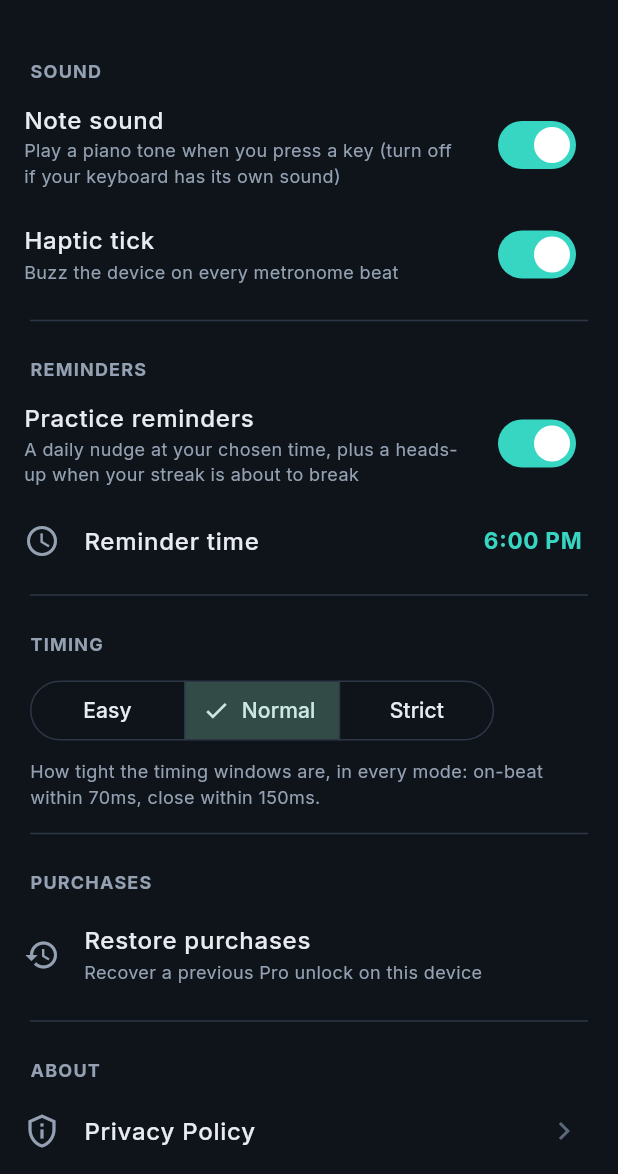
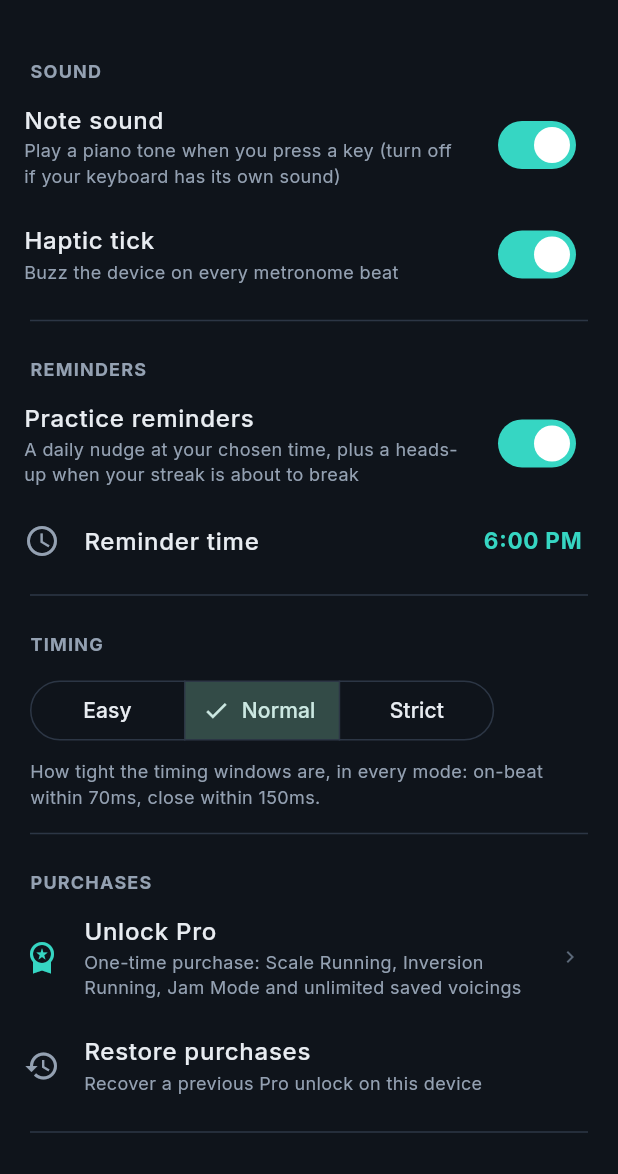
Before and after one commit to channingchea/scale-runner, a Flutter app: the SettingsScreen screen opened directly, after a tap on "Practice reminders", on a phone screen of 412 x 824 dp, the part 62-1236 px from its top. Run offline on Flutter 3.47's test engine with Material 3 defaults, Android fonts, the phone set to English and light mode, and no system bars; our stand-ins replace app_links, audioplayers, clock, firebase_core, flutter_local_notifications, flutter_timezone and 8 more; missing offline and left inert: flutter_midi_command_platform_interface, purchases_flutter; accounts and stored records are empty.

Commit message:
fix(iap): make the Pro purchase reachable without spending trials
App Review rejected 1.0 (8) under Guideline 2.1(b) — the paywall only
opened once a gated mode's free sessions were used up, so a reviewer
never saw the in-app purchase.

- Settings: always-visible "Unlock Pro" tile above Restore purchases
- Home: the PRO badge on locked mode rows now opens the paywall directly
- Bump to 1.0.0+13; add the drafted Resolution Center reply

Co-Authored-By: Claude Opus 5 <noreply@anthropic.com>
Claude-Session: https://claude.ai/code/session_01Vdi5ty5ZXnGapaCrmJsj2B

```diff
--- a/lib/screens/home_screen.dart
+++ b/lib/screens/home_screen.dart
@@ -125,6 +125,13 @@ class _HomeScreenState extends State<HomeScreen> with WidgetsBindingObserver {
         builder: (_) => ScaleRunScreen(midi: widget.midi),
       ),
     );
+  }
+
+  /// Opens the paywall straight from a locked mode's PRO badge — the direct
+  /// route to the in-app purchase, independent of the free-session counters.
+  Future<void> _showPaywall() async {
+    final unlocked = await PaywallSheet.show(context);
+    if (unlocked && mounted) setState(() {});
   }
 
   Future<void> _openScaleRunGated() async {
@@ -289,6 +296,7 @@ class _HomeScreenState extends State<HomeScreen> with WidgetsBindingObserver {
                 imagePath: 'assets/icon/Icon_Running.png',
                 locked: !_purchases.isPro,
                 onTap: _openScaleRunGated,
+                onBadgeTap: _showPaywall,
               ),
               const SizedBox(height: 14),
               _ModeCard(
@@ -298,6 +306,7 @@ class _HomeScreenState extends State<HomeScreen> with WidgetsBindingObserver {
                 imagePath: 'assets/icon/invert-run.png',
                 locked: !_purchases.isPro,
                 onTap: _openInversionRunGated,
+                onBadgeTap: _showPaywall,
               ),
               const SizedBox(height: 14),
               _ModeCard(
@@ -307,6 +316,7 @@ class _HomeScreenState extends State<HomeScreen> with WidgetsBindingObserver {
                 imagePath: 'assets/icon/Jam.png',
                 locked: !_purchases.isPro,
                 onTap: _openJamModeGated,
+                onBadgeTap: _showPaywall,
               ),
             ],
           ),
@@ -454,6 +464,7 @@ class _ModeCard extends StatelessWidget {
     required this.imagePath,
     required this.onTap,
     this.locked = false,
+    this.onBadgeTap,
   });
 
   final String title;
@@ -461,6 +472,10 @@ class _ModeCard extends StatelessWidget {
   final String imagePath;
   final VoidCallback onTap;
   final bool locked;
+
+  /// Tapping the PRO badge itself opens the paywall directly, without
+  /// spending a free session. Falls back to [onTap] when null.
+  final VoidCallback? onBadgeTap;
 
   @override
   Widget build(BuildContext context) {
@@ -503,7 +518,7 @@ class _ModeCard extends StatelessWidget {
               ),
             ),
             if (locked)
-              const _ProBadge()
+              _ProBadge(onTap: onBadgeTap)
             else
               const Icon(Icons.arrow_forward_ios,
                   size: 16, color: AppColors.textMuted),
@@ -561,11 +576,13 @@ class _StreakBadge extends StatelessWidget {
 }
 
 class _ProBadge extends StatelessWidget {
-  const _ProBadge();
+  const _ProBadge({this.onTap});
+
+  final VoidCallback? onTap;
 
   @override
   Widget build(BuildContext context) {
-    return Container(
+    final badge = Container(
       padding: const EdgeInsets.symmetric(horizontal: 10, vertical: 5),
       decoration: BoxDecoration(
         gradient: AppColors.accentGradient,
@@ -584,5 +601,11 @@ class _ProBadge extends StatelessWidget {
         ],
       ),
     );
+    if (onTap == null) return badge;
+    return InkWell(
+      onTap: onTap,
+      borderRadius: BorderRadius.circular(20),
+      child: badge,
+    );
   }
 }
--- a/lib/screens/settings_screen.dart
+++ b/lib/screens/settings_screen.dart
@@ -2,6 +2,7 @@ import 'package:flutter/material.dart';
 import 'package:package_info_plus/package_info_plus.dart';
 
 import '../notifications/notification_service.dart';
+import '../purchases/paywall_sheet.dart';
 import '../purchases/purchase_service.dart';
 import '../quiz/quiz_settings.dart';
 import '../theme/app_theme.dart';
@@ -86,6 +87,11 @@ class _SettingsScreenState extends State<SettingsScreen> {
     await _settings?.setTickHapticEnabled(on);
   }
 
+  Future<void> _unlockPro() async {
+    final unlocked = await PaywallSheet.show(context);
+    if (unlocked && mounted) setState(() {});
+  }
+
   Future<void> _restore() async {
     setState(() => _restoring = true);
     try {
@@ -153,6 +159,7 @@ class _SettingsScreenState extends State<SettingsScreen> {
                 ),
                 _sectionDivider(),
                 _sectionHeader('Purchases'),
+                _unlockProTile(),
                 _restoreTile(),
                 _sectionDivider(),
                 _sectionHeader('About'),
@@ -175,6 +182,35 @@ class _SettingsScreenState extends State<SettingsScreen> {
               fontSize: 15,
               fontWeight: FontWeight.w700)),
       onTap: _pickReminderTime,
+    );
+  }
+
+  /// Always-visible purchase entry point. Without it the only way to reach
+  /// the paywall is to spend every free session of a gated mode, which App
+  /// Review flagged under Guideline 2.1(b) as "cannot locate the IAP".
+  Widget _unlockProTile() {
+    if (PurchaseService.instance.isPro) {
+      return const ListTile(
+        leading: Icon(Icons.workspace_premium, color: AppColors.accent),
+        title: Text('Scale Runner Pro',
+            style: TextStyle(
+                color: AppColors.textPrimary, fontWeight: FontWeight.w500)),
+        subtitle: Text('Unlocked — thanks for the support!',
+            style: TextStyle(color: AppColors.textSecondary, fontSize: 12)),
+      );
+    }
+    return ListTile(
+      leading: const Icon(Icons.workspace_premium, color: AppColors.accent),
+      title: const Text('Unlock Pro',
+          style: TextStyle(
+              color: AppColors.textPrimary, fontWeight: FontWeight.w500)),
+      subtitle: const Text(
+          'One-time purchase: Scale Running, Inversion Running, Jam Mode '
+          'and unlimited saved voicings',
+          style: TextStyle(color: AppColors.textSecondary, fontSize: 12)),
+      trailing: const Icon(Icons.chevron_right,
+          size: 16, color: AppColors.textMuted),
+      onTap: _unlockPro,
     );
   }
 
--- a/pubspec.yaml
+++ b/pubspec.yaml
@@ -2,7 +2,7 @@ name: scale_runner
 description: "Scale Runner — a MIDI piano practice app for drilling scales, chords, and scale-running, with on-screen keys or a real keyboard."
 publish_to: 'none'
 
-version: 1.0.0+12
+version: 1.0.0+13
 
 environment:
   sdk: ^3.12.0
```
Also changed, not shown: 1 other file.
